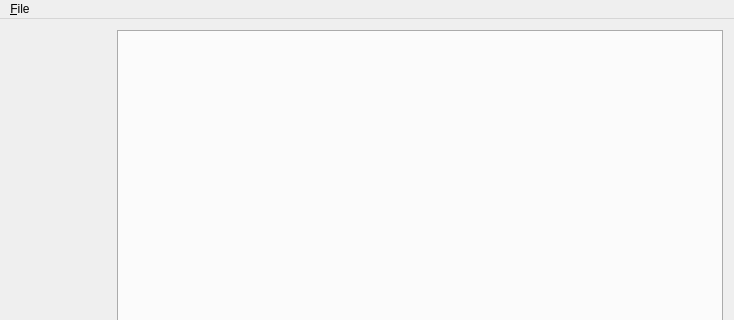
The window that src/mainwindow.ui (tibob/yasw) describes before a commit, drawn with Qt 5; both pictures show x 0 to 734 and y 0 to 320 of the 734 by 576 pixel window.
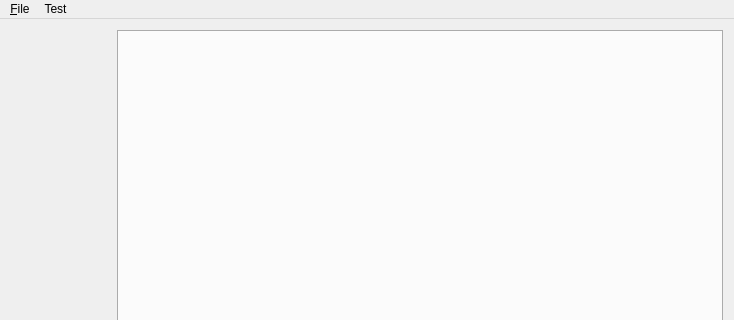
The same window after the commit. Custom widgets are drawn as their Qt base class.

```diff
--- a/src/mainwindow.ui
+++ b/src/mainwindow.ui
@@ -78,7 +78,14 @@
     </property>
     <addaction name="actionQuit"/>
    </widget>
+   <widget class="QMenu" name="menuTest">
+    <property name="title">
+     <string>Test</string>
+    </property>
+    <addaction name="actionGetSettings"/>
+   </widget>
    <addaction name="menu_File"/>
+   <addaction name="menuTest"/>
   </widget>
   <widget class="QStatusBar" name="statusBar"/>
   <action name="actionQuit">
```
Left out of the diff: 5 changed lines with no effect on the pictures.
